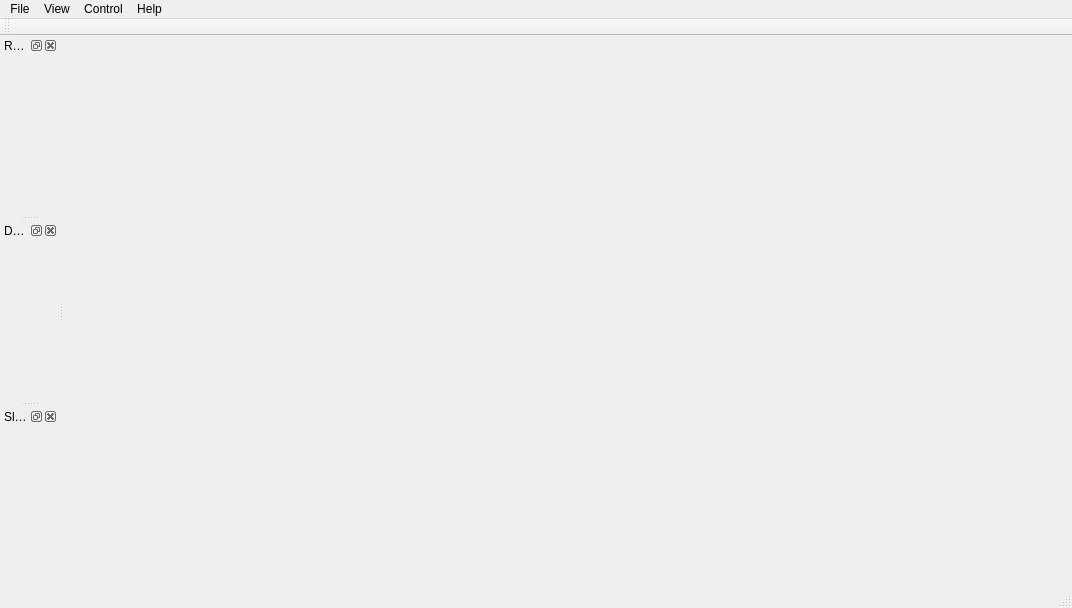
marcin-ochman/modular-slam, file src/app/viewer/ui/viewer_main_window.ui: the form before one commit.
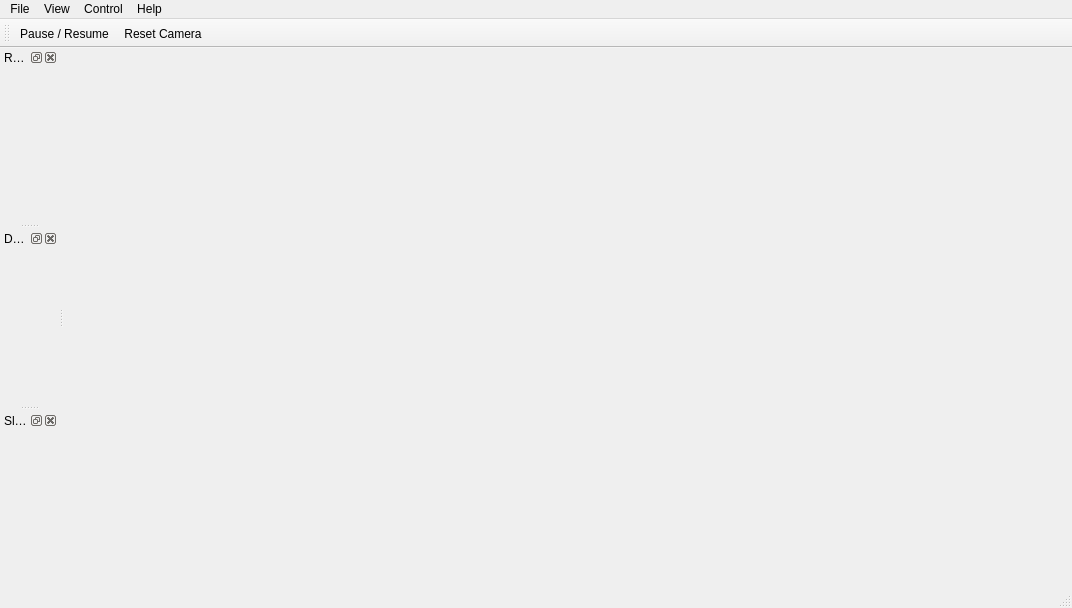
The form after the commit. Custom widgets are drawn as their Qt base class.

The edit to the form file:
```diff
--- a/src/app/viewer/ui/viewer_main_window.ui
+++ b/src/app/viewer/ui/viewer_main_window.ui
@@ -125,6 +125,8 @@
    <attribute name="toolBarBreak">
     <bool>false</bool>
    </attribute>
+   <addaction name="pauseResumeAction"/>
+   <addaction name="actionReset_Camera"/>
   </widget>
   <action name="actionExit">
    <property name="text">
@@ -229,6 +231,16 @@
     <string>Slam Statistics</string>
    </property>
   </action>
+  <action name="actionCameraReset">
+   <property name="text">
+    <string>Camera Reset</string>
+   </property>
+  </action>
+  <action name="actionReset_Camera">
+   <property name="text">
+    <string>Reset Camera</string>
+   </property>
+  </action>
  </widget>
  <customwidgets>
   <customwidget>
```
Left out of the diff: 6 changed lines with no effect on the pictures.
